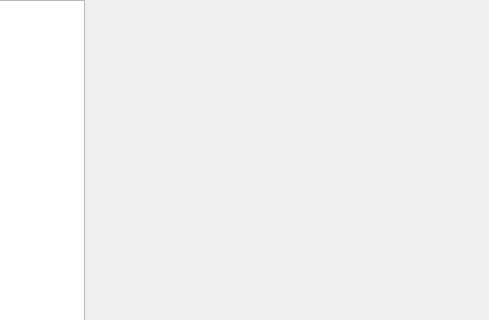
The window that libs/QtGuiFiles/UiFiles/SettingsDialog.ui (krysolemur/Noctua) describes before a commit, drawn with Qt 5; both pictures show x 171 to 660 and y 0 to 320 of the 660 by 624 pixel window.
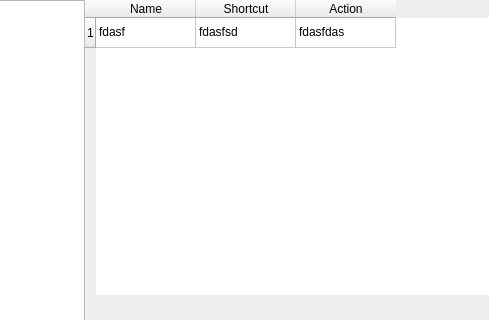
The same window after the commit. The open tabs and pages were chosen to show the change.

```diff
--- a/libs/QtGuiFiles/UiFiles/SettingsDialog.ui
+++ b/libs/QtGuiFiles/UiFiles/SettingsDialog.ui
@@ -490,7 +490,124 @@
         </layout>
        </widget>
        <widget class="QWidget" name="page"/>
-       <widget class="QWidget" name="shortcustPage"/>
+       <widget class="QWidget" name="shortcustPage">
+        <layout class="QVBoxLayout" name="shortcutsLayout">
+         <property name="leftMargin">
+          <number>0</number>
+         </property>
+         <property name="topMargin">
+          <number>0</number>
+         </property>
+         <property name="rightMargin">
+          <number>0</number>
+         </property>
+         <property name="bottomMargin">
+          <number>0</number>
+         </property>
+         <item>
+          <widget class="QTableWidget" name="shortcutsTableWidget">
+           <property name="frameShape">
+            <enum>QFrame::NoFrame</enum>
+           </property>
+           <property name="frameShadow">
+            <enum>QFrame::Plain</enum>
+           </property>
+           <property name="horizontalScrollBarPolicy">
+            <enum>Qt::ScrollBarAlwaysOff</enum>
+           </property>
+           <property name="sizeAdjustPolicy">
+            <enum>QAbstractScrollArea::AdjustToContents</enum>
+           </property>
+           <property name="alternatingRowColors">
+            <bool>true</bool>
+           </property>
+           <property name="rowCount">
+            <number>1</number>
+           </property>
+           <attribute name="horizontalHeaderVisible">
+            <bool>true</bool>
+           </attribute>
+           <attribute name="horizontalHeaderCascadingSectionResizes">
+            <bool>false</bool>
+           </attribute>
+           <attribute name="horizontalHeaderMinimumSectionSize">
+            <number>21</number>
+           </attribute>
+           <attribute name="horizontalHeaderDefaultSectionSize">
+            <number>100</number>
+           </attribute>
+           <attribute name="horizontalHeaderShowSortIndicator" stdset="0">
+            <bool>false</bool>
+           </attribute>
+           <attribute name="horizontalHeaderStretchLastSection">
+            <bool>false</bool>
+           </attribute>
+           <attribute name="verticalHeaderVisible">
+            <bool>true</bool>
+           </attribute>
+           <attribute name="verticalHeaderCascadingSectionResizes">
+            <bool>false</bool>
+           </attribute>
+           <attribute name="verticalHeaderMinimumSectionSize">
+            <number>18</number>
+           </attribute>
+           <attribute name="verticalHeaderHighlightSections">
+            <bool>true</bool>
+           </attribute>
+           <attribute name="verticalHeaderShowSortIndicator" stdset="0">
+            <bool>false</bool>
+           </attribute>
+           <attribute name="verticalHeaderStretchLastSection">
+            <bool>false</bool>
+           </attribute>
+           <row/>
+           <column>
+            <property name="text">
+             <string>Name</string>
+            </property>
+           </column>
+           <column>
+            <property name="text">
+             <string>Shortcut</string>
+            </property>
+           </column>
+           <column>
+            <property name="text">
+             <string>Action</string>
+            </property>
+           </column>
+           <item row="0" column="0">
+            <property name="text">
+             <string>fdasf</string>
+            </property>
+           </item>
+           <item row="0" column="1">
+            <property name="text">
+             <string>fdasfsd</string>
+            </property>
+           </item>
+           <item row="0" column="2">
+            <property name="text">
+             <string>fdasfdas</string>
+            </property>
+           </item>
+          </widget>
+         </item>
+         <item>
+          <spacer name="verticalSpacer">
+           <property name="orientation">
+            <enum>Qt::Vertical</enum>
+           </property>
+           <property name="sizeHint" stdset="0">
+            <size>
+             <width>20</width>
+             <height>40</height>
+            </size>
+           </property>
+          </spacer>
+         </item>
+        </layout>
+       </widget>
       </widget>
      </item>
     </layout>
```
Left out of the diff: 87 changed lines with no effect on the pictures.
